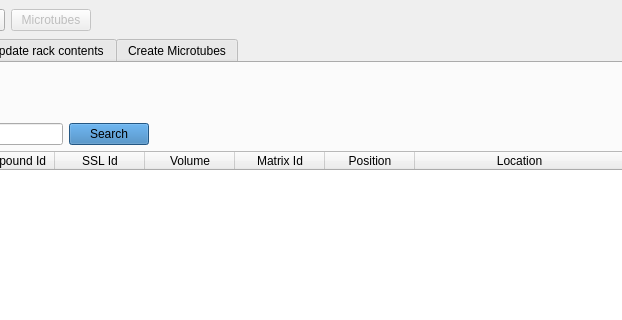
Above: frontend/assets/microtubeswindow.ui from dahlbma/cello before the change; both pictures show x 256 to 878 and y 0 to 320 of the 1257 by 810 pixel window. Below: the same form after it.
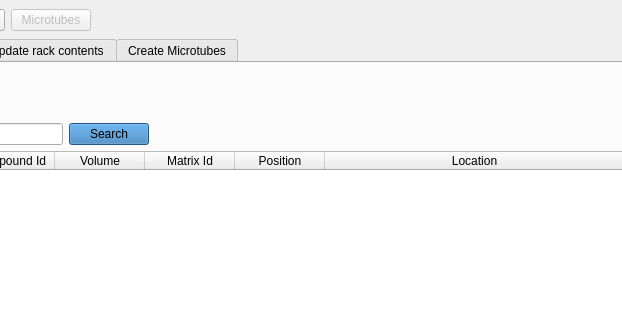
That is the form after the change. The open tabs and pages were chosen to show the change.

Commit message: Remove SSL from microtube rack

Patch:
```diff
--- a/frontend/assets/microtubeswindow.ui
+++ b/frontend/assets/microtubeswindow.ui
@@ -479,11 +479,6 @@
                 <string>Compound Id</string>
                </property>
               </column>
-              <column>
-               <property name="text">
-                <string>SSL Id</string>
-               </property>
-              </column>
               <column>
                <property name="text">
                 <string>Volume</string>
```
Left out of the diff: 2 changed lines with no effect on the pictures. The commit also changes 1 other file.
